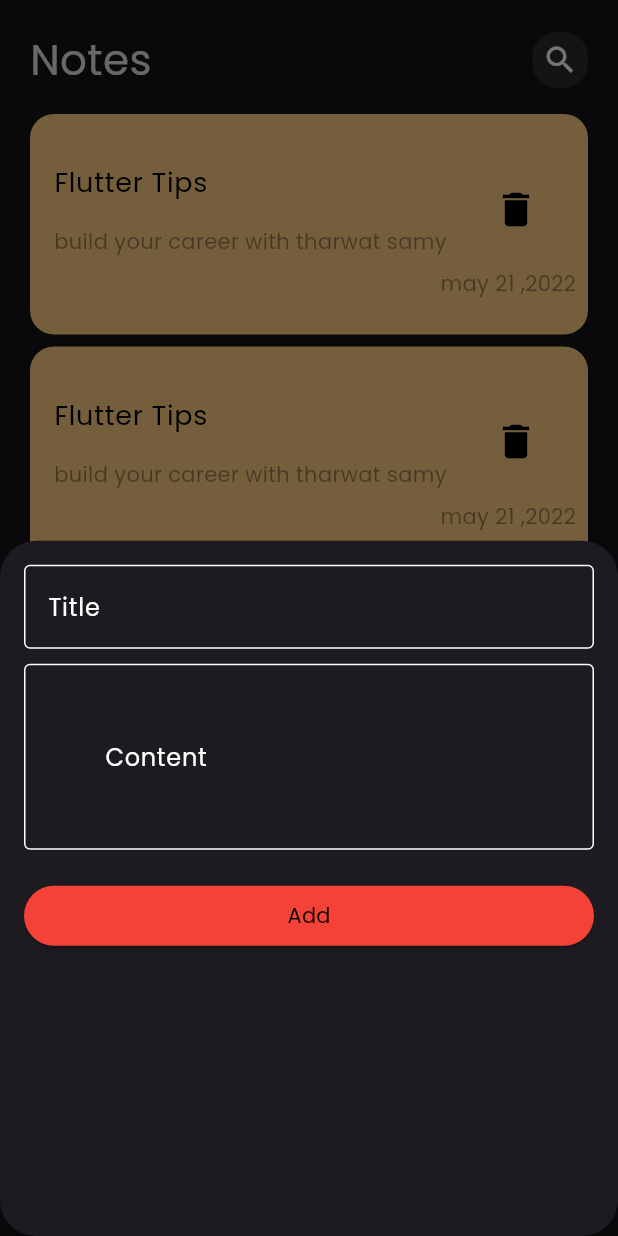
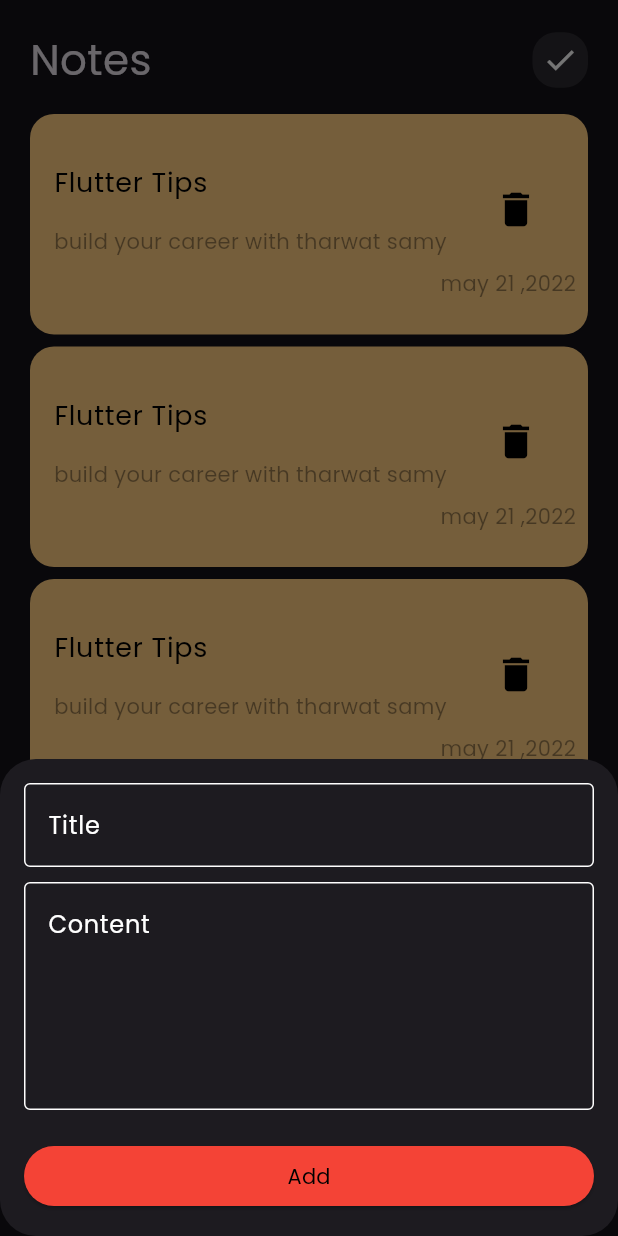
Before and after one commit to mousa469/notes_app, a Flutter app: the screen it shows after launch, after a tap on the "add" icon, on a phone screen of 412 x 824 dp. Run offline on Flutter 3.47's test engine with Material 3 defaults, Android fonts, the phone set to English and light mode, and no system bars.

Commit message:
create edit note view ,create edit note view body  and make custom app bar reusable for edit view and note view

```diff
--- a/lib/main.dart
+++ b/lib/main.dart
@@ -1,4 +1,5 @@
 import 'package:flutter/material.dart';
+import 'package:notes/views/edit_note_view.dart';
 import 'package:notes/views/notes_view.dart';
 
 void main() {
@@ -16,7 +17,11 @@ class NotesApp extends StatelessWidget {
         brightness: Brightness.dark,
         fontFamily: "Poppins"
       ),
-      home:  NotesView(),
+     routes: {
+      NotesView.id : (context) => NotesView(),
+      EditNoteView.id : (context) => EditNoteView(),
+     },
+     initialRoute:NotesView.id ,
     );
   }
 }
--- /dev/null
+++ b/lib/views/edit_note_view.dart
@@ -0,0 +1,14 @@
+import 'package:flutter/material.dart';
+import 'package:notes/views/widgets/edit_note_view_body.dart';
+
+class EditNoteView extends StatelessWidget {
+  const EditNoteView({super.key});
+  static String id = " edit note view";
+
+  @override
+  Widget build(BuildContext context) {
+    return Scaffold(
+      body: EditNoteViewBody(),
+    );
+  }
+}
--- a/lib/views/notes_view.dart
+++ b/lib/views/notes_view.dart
@@ -5,7 +5,8 @@ import 'package:notes/views/widgets/custom_text_from.dart';
 import 'package:notes/views/widgets/notes_view_body.dart';
 
 class NotesView extends StatelessWidget {
-  NotesView({super.key});
+  const NotesView({super.key});
+  static String id = "note view";
 
   @override
   Widget build(BuildContext context) {
@@ -13,17 +14,16 @@ class NotesView extends StatelessWidget {
       floatingActionButton: FloatingActionButton(
         onPressed: () {
           showModalBottomSheet(
-            shape: RoundedRectangleBorder(
-              borderRadius: BorderRadius.circular(24)
-            ),
+              shape: RoundedRectangleBorder(
+                  borderRadius: BorderRadius.circular(24)),
               context: context,
               builder: (context) {
                 return AddNoteBottomSheet();
               });
         },
-        child: Icon(Icons.add),
+        child: const Icon(Icons.add),
       ),
-      body: NotesViewBody(),
+      body: const NotesViewBody(),
     );
   }
 }
--- a/lib/views/widgets/add_note_bottom_sheet.dart
+++ b/lib/views/widgets/add_note_bottom_sheet.dart
@@ -1,37 +1,38 @@
 import 'package:flutter/material.dart';
 import 'package:notes/views/widgets/custom_elevated_bottom.dart';
 import 'package:notes/views/widgets/custom_text_from.dart';
+
 class AddNoteBottomSheet extends StatelessWidget {
   AddNoteBottomSheet({super.key});
-  TextEditingController titleController  = TextEditingController() ;
-    TextEditingController contentController  = TextEditingController() ;
+  TextEditingController titleController = TextEditingController();
+  TextEditingController contentController = TextEditingController();
 
   @override
   Widget build(BuildContext context) {
-    return Container(
+    return Padding(
       padding: EdgeInsets.all(16),
-                  // height: 300,
+      child: SingleChildScrollView(
         child: Column(
           children: [
             CustomTextForm(
               hintText: "Title",
               controller: titleController,
-                          isSecured: false
             ),
-                         const  SizedBox(height: 10,),
+            const SizedBox(
+              height: 10,
+            ),
             CustomTextForm(
               hintText: "Content",
               controller: contentController,
-                          isSecured: false,
-                          edgeInsetsForContentPadding: const  EdgeInsets.all(50),
-
+              maxLines: 5,
             ),
-
-                          const SizedBox(height: 20,),
-                          CustomElevatedButton(onPressed: (){}, title: "Add")
-
+            const SizedBox(
+              height: 20,
+            ),
+            CustomElevatedButton(onPressed: () {}, title: "Add")
           ],
         ),
-                );;
+      ),
+    );
   }
 }
--- a/lib/views/widgets/custom_app_bar.dart
+++ b/lib/views/widgets/custom_app_bar.dart
@@ -2,18 +2,22 @@ import 'package:flutter/material.dart';
 import 'package:notes/views/widgets/custom_search_icon.dart';
 
 class CustomAppBar extends StatelessWidget {
-  const CustomAppBar({super.key});
+  const CustomAppBar({super.key, required this.title, required  this.icon});
+  final String title;
+   final IconData icon;
 
   @override
   Widget build(BuildContext context) {
-    return const  Row(
-      children:  [
-        Text("Notes" , style: TextStyle(
-          fontSize: 28
+    return Row(
+      children: [
+         Text(
+          title,
+          style: TextStyle(fontSize: 28),
         ),
-        ),
-        Spacer(),
-        CustomSearchIcon()
+        const Spacer(),
+        CustomSearchIcon(
+          customAppBarIcon: icon,
+        )
       ],
     );
   }
--- a/lib/views/widgets/custom_search_icon.dart
+++ b/lib/views/widgets/custom_search_icon.dart
@@ -1,18 +1,24 @@
 import 'package:flutter/material.dart';
+
 class CustomSearchIcon extends StatelessWidget {
-  const CustomSearchIcon({super.key});
+  const CustomSearchIcon({super.key, required this.customAppBarIcon});
+
+  final  IconData customAppBarIcon;
 
   @override
   Widget build(BuildContext context) {
     return Container(
       decoration: BoxDecoration(
-        borderRadius: BorderRadius.circular(16),
-        color: Colors.white.withOpacity(0.1)
-      ),
+          borderRadius: BorderRadius.circular(16),
+          color: Colors.white.withOpacity(0.1)),
       width: 37,
       height: 37,
-      child: const Center(child: Icon(Icons.search , color: Colors.white,) ,),
-
+      child:  Center(
+        child: Icon(
+          customAppBarIcon,
+          color: Colors.white,
+        ),
+      ),
     );
   }
 }
--- a/lib/views/widgets/custom_text_from.dart
+++ b/lib/views/widgets/custom_text_from.dart
@@ -2,25 +2,26 @@ import 'package:flutter/material.dart';
 import 'package:flutter/material.dart';
 
 class CustomTextForm extends StatelessWidget {
-   CustomTextForm(
+  const  CustomTextForm(
       {super.key,
       this.edgeInsetsForContentPadding,
       required this.hintText,
-      required this.controller,
-      this.suffixIcon,
-      required this.isSecured});
+      required this.controller,  this.maxLines =1,
+
+      });
 
   final String hintText;
   final TextEditingController controller;
-  IconButton? suffixIcon;
-  bool isSecured;
-  EdgeInsets? edgeInsetsForContentPadding  ;
+
+
+  final  EdgeInsets? edgeInsetsForContentPadding  ;
+  final int maxLines ;
 
   @override
   Widget build(BuildContext context) {
     return TextFormField(
 
-      obscureText: isSecured,
+      maxLines: maxLines ,
       validator: (data) {
         if (data == null || data.isEmpty) {
           return "field is required";
@@ -31,8 +32,8 @@ class CustomTextForm extends StatelessWidget {
       style: const TextStyle(color: Colors.white),
       decoration: InputDecoration(
 
-        contentPadding:edgeInsetsForContentPadding,
-        suffixIcon: suffixIcon,
+
+
         suffixIconColor: Colors.white,
         errorStyle: const TextStyle(color: Colors.white),
         errorBorder: const OutlineInputBorder(
@@ -42,7 +43,7 @@ class CustomTextForm extends StatelessWidget {
         enabledBorder: const OutlineInputBorder(
             borderSide: BorderSide(color: Colors.white)),
         hintText: hintText,
-        hintStyle: TextStyle(  color:  Colors.white),
+        hintStyle: const TextStyle(  color:  Colors.white),
         border: OutlineInputBorder(
           borderRadius: BorderRadius.circular(20),
         ),
--- /dev/null
+++ b/lib/views/widgets/edit_note_view_body.dart
@@ -0,0 +1,40 @@
+import 'package:flutter/material.dart';
+import 'package:notes/views/widgets/custom_app_bar.dart';
+import 'package:notes/views/widgets/custom_search_icon.dart';
+import 'package:notes/views/widgets/custom_text_from.dart';
+
+class EditNoteViewBody extends StatelessWidget {
+  EditNoteViewBody({super.key});
+  TextEditingController titleController = TextEditingController();
+  TextEditingController contentController = TextEditingController();
+
+  @override
+  Widget build(BuildContext context) {
+    return Column(
+      children: [
+        SizedBox(
+          height: 25,
+        ),
+        CustomAppBar(
+          title: "Edit notes",
+          icon: Icons.check,
+        ),
+        const SizedBox(
+          height: 10,
+        ),
+        CustomTextForm(
+          hintText: "Title",
+          controller: titleController,
+        ),
+        const SizedBox(
+          height: 10,
+        ),
+        CustomTextForm(
+          hintText: "Content",
+          controller: contentController,
+          maxLines: 5,
+        ),
+      ],
+    );
+  }
+}
--- a/lib/views/widgets/note_item.dart
+++ b/lib/views/widgets/note_item.dart
@@ -1,34 +1,40 @@
 import 'package:flutter/material.dart';
+import 'package:notes/views/edit_note_view.dart';
 
 class NoteItem extends StatelessWidget {
   const NoteItem({super.key});
 
   @override
   Widget build(BuildContext context) {
-    return Container(
-      padding: EdgeInsets.only(
+    return GestureDetector(
+      onTap: () {
+        Navigator.pushNamed(context, EditNoteView.id);
+      },
+      child: Container(
+        padding: const EdgeInsets.only(
           top: 24,
           bottom: 24,
         ),
         decoration: BoxDecoration(
-          borderRadius: BorderRadius.circular(16), color: Color(0xffFFCC80)),
+            borderRadius: BorderRadius.circular(16),
+            color: const Color(0xffFFCC80)),
         child: Column(
           crossAxisAlignment: CrossAxisAlignment.end,
           children: [
             ListTile(
-            title: Text(
+              title: const Text(
                 "Flutter Tips",
                 style: TextStyle(color: Colors.black, fontSize: 18),
               ),
               subtitle: Padding(
-              padding: EdgeInsets.only(top: 16  ),
+                padding: const EdgeInsets.only(top: 16),
                 child: Text("build your career with tharwat samy ",
                     style: TextStyle(
                         color: Colors.black.withOpacity(0.4), fontSize: 14)),
               ),
               trailing: IconButton(
                   onPressed: () {},
-                icon: Icon(
+                  icon: const Icon(
                     Icons.delete,
                     size: 30,
                     color: Colors.black,
@@ -41,6 +47,7 @@ class NoteItem extends StatelessWidget {
             )
           ],
         ),
+      ),
     );
   }
 }
--- a/lib/views/widgets/notes_list_view.dart
+++ b/lib/views/widgets/notes_list_view.dart
@@ -8,8 +8,8 @@ class NotesListView extends StatelessWidget {
     return Padding(
       padding: const EdgeInsets.symmetric(vertical: 16.0),
       child: ListView.builder(padding: EdgeInsets.zero, itemBuilder: (context, index) {
-        return Padding(
-          padding: const EdgeInsets.only(bottom: 8.0),
+        return const Padding(
+          padding: EdgeInsets.only(bottom: 8.0),
           child: NoteItem(),
         );
       }),
--- a/lib/views/widgets/notes_view_body.dart
+++ b/lib/views/widgets/notes_view_body.dart
@@ -1,6 +1,6 @@
 import 'package:flutter/material.dart';
 import 'package:notes/views/widgets/custom_app_bar.dart';
-import 'package:notes/views/widgets/note_item.dart';
+import 'package:notes/views/widgets/custom_search_icon.dart';
 import 'package:notes/views/widgets/notes_list_view.dart';
 
 class NotesViewBody extends StatelessWidget {
@@ -15,7 +15,7 @@ class NotesViewBody extends StatelessWidget {
           SizedBox(
             height: 20,
           ),
-          CustomAppBar(),
+          CustomAppBar(title: "Notes",icon: Icons.check,),
 
           Expanded(child: NotesListView())
         ],
```
Lines whose indentation alone changed are shown as unchanged.
